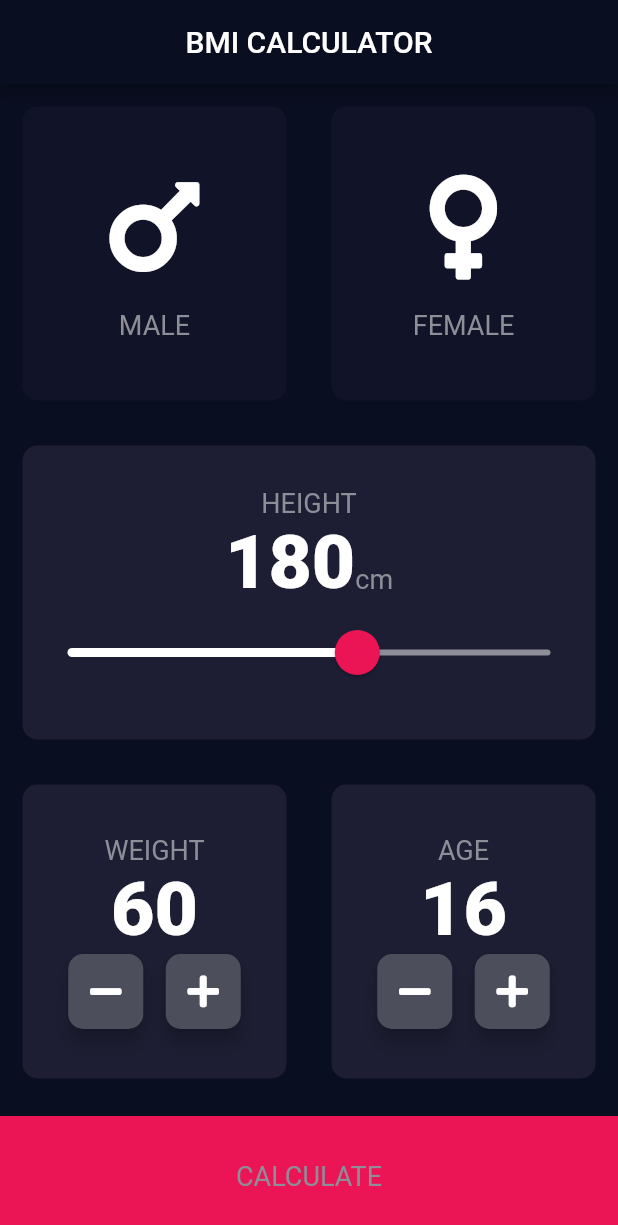
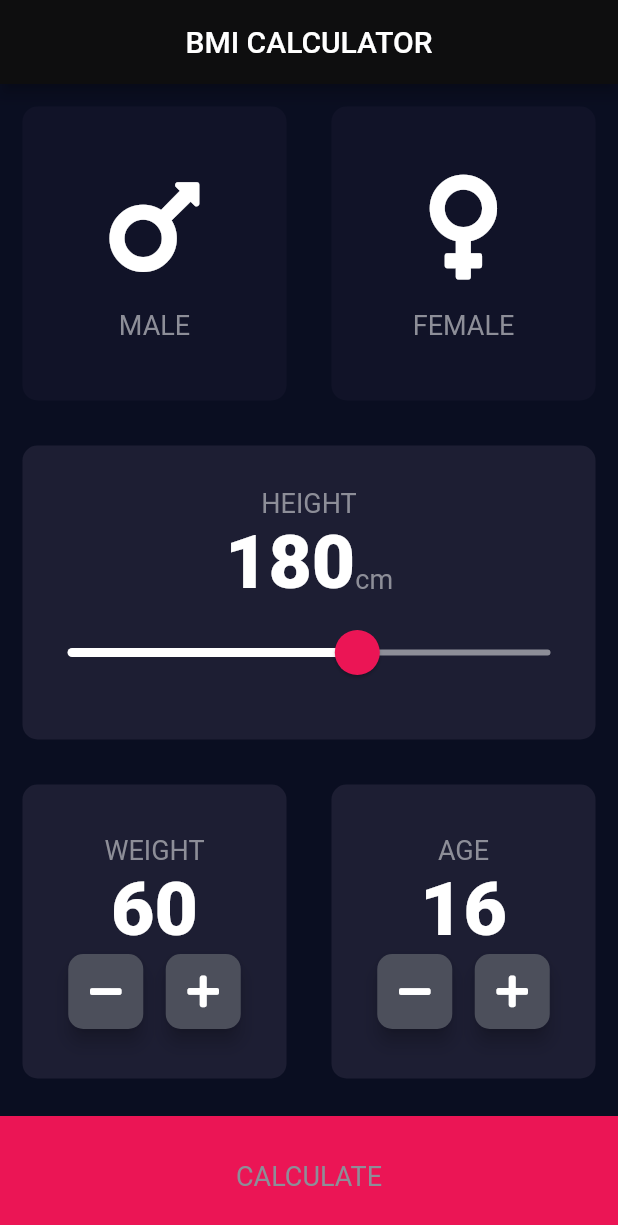
Before and after one commit to QwequSandies/bmi_calculator, a Flutter app: the screen it shows after launch, on a phone screen of 412 x 824 dp. Shown: the top 1225 px of the screen. Run offline on Flutter 3.47's test engine with Material 2 defaults, Android fonts, the phone set to English and light mode, and no system bars; our stand-ins replace font_awesome_flutter.

Commit message:
Update main.dart

```diff
--- a/lib/main.dart
+++ b/lib/main.dart
@@ -9,7 +9,7 @@ class BMICalculator extends StatelessWidget {
     return MaterialApp(
       debugShowCheckedModeBanner: false,
       theme: ThemeData.dark().copyWith(
-          primaryColor: Color(0xFF0A0E21),
+          primaryColor: Color(0xFF0E0E0F),
           scaffoldBackgroundColor: Color(0xFF0A0E21)),
       home: InputPage(),
     );
```
